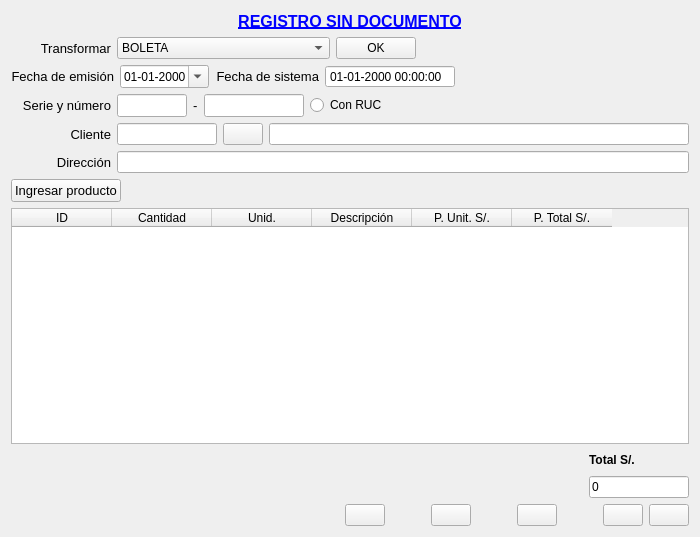
This is Venta/ventaregistrosindoc.ui in radtek/manager as Qt 5 draws it before an edit. The edited form follows.
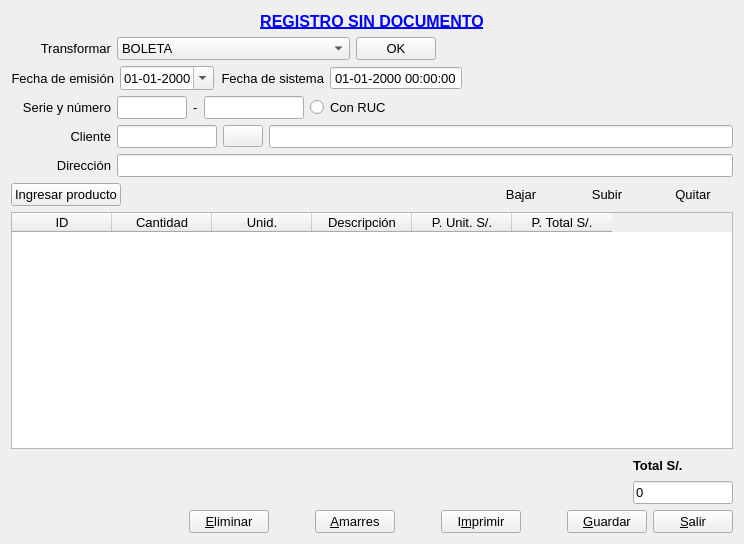
This is the edited form. Icons and pictures are not drawn.

The edit to the form file:
```diff
--- a/Venta/ventaregistrosindoc.ui
+++ b/Venta/ventaregistrosindoc.ui
@@ -6,8 +6,8 @@
    <rect>
     <x>0</x>
     <y>0</y>
-    <width>700</width>
-    <height>537</height>
+    <width>744</width>
+    <height>544</height>
    </rect>
   </property>
   <property name="minimumSize">
@@ -102,6 +102,11 @@
      </item>
      <item>
       <widget class="QComboBox" name="comboBox_transformar">
+       <property name="font">
+        <font>
+         <pointsize>10</pointsize>
+        </font>
+       </property>
        <property name="currentIndex">
         <number>0</number>
        </property>
@@ -127,6 +132,11 @@
      </item>
      <item>
       <widget class="QPushButton" name="pushButton_transformar">
+       <property name="font">
+        <font>
+         <pointsize>10</pointsize>
+        </font>
+       </property>
        <property name="text">
         <string>OK</string>
        </property>
@@ -172,6 +182,11 @@
      </item>
      <item>
       <widget class="QDateEdit" name="dateEdit_emision">
+       <property name="font">
+        <font>
+         <pointsize>10</pointsize>
+        </font>
+       </property>
        <property name="displayFormat">
         <string>dd-MM-yyyy</string>
        </property>
@@ -215,6 +230,11 @@
          <height>0</height>
         </size>
        </property>
+       <property name="font">
+        <font>
+         <pointsize>10</pointsize>
+        </font>
+       </property>
        <property name="readOnly">
         <bool>true</bool>
        </property>
@@ -324,6 +344,11 @@
      </item>
      <item>
       <widget class="QRadioButton" name="radioButton_tipo">
+       <property name="font">
+        <font>
+         <pointsize>10</pointsize>
+        </font>
+       </property>
        <property name="text">
         <string>Con RUC</string>
        </property>
@@ -387,6 +412,11 @@
          <height>16777215</height>
         </size>
        </property>
+       <property name="font">
+        <font>
+         <pointsize>10</pointsize>
+        </font>
+       </property>
        <property name="readOnly">
         <bool>false</bool>
        </property>
@@ -407,7 +437,13 @@
       </widget>
      </item>
      <item>
-      <widget class="QLineEdit" name="lineEdit_nombre"/>
+      <widget class="QLineEdit" name="lineEdit_nombre">
+       <property name="font">
+        <font>
+         <pointsize>10</pointsize>
+        </font>
+       </property>
+      </widget>
      </item>
     </layout>
    </item>
@@ -435,7 +471,13 @@
       </widget>
      </item>
      <item>
-      <widget class="QLineEdit" name="lineEdit_direccion"/>
+      <widget class="QLineEdit" name="lineEdit_direccion">
+       <property name="font">
+        <font>
+         <pointsize>10</pointsize>
+        </font>
+       </property>
+      </widget>
      </item>
     </layout>
    </item>
@@ -481,8 +523,13 @@
      </item>
      <item>
       <widget class="QPushButton" name="pushButton_down">
+       <property name="font">
+        <font>
+         <pointsize>10</pointsize>
+        </font>
+       </property>
        <property name="text">
-        <string/>
+        <string>Bajar</string>
        </property>
        <property name="icon">
         <iconset resource="../ManagerSystem/Iconos.qrc">
@@ -495,8 +542,13 @@
      </item>
      <item>
       <widget class="QPushButton" name="pushButton_up">
+       <property name="font">
+        <font>
+         <pointsize>10</pointsize>
+        </font>
+       </property>
        <property name="text">
-        <string/>
+        <string>Subir</string>
        </property>
        <property name="icon">
         <iconset resource="../ManagerSystem/Iconos.qrc">
@@ -509,8 +561,13 @@
      </item>
      <item>
       <widget class="QPushButton" name="pushButton_borrar">
+       <property name="font">
+        <font>
+         <pointsize>10</pointsize>
+        </font>
+       </property>
        <property name="text">
-        <string/>
+        <string>Quitar</string>
        </property>
        <property name="icon">
         <iconset resource="../ManagerSystem/Iconos.qrc">
@@ -525,6 +582,11 @@
    </item>
    <item>
     <widget class="QTableWidget" name="tableWidget">
+     <property name="font">
+      <font>
+       <pointsize>10</pointsize>
+      </font>
+     </property>
      <attribute name="horizontalHeaderDefaultSectionSize">
       <number>100</number>
      </attribute>
@@ -594,6 +656,7 @@
        </property>
        <property name="font">
         <font>
+         <pointsize>10</pointsize>
          <weight>75</weight>
          <bold>true</bold>
         </font>
@@ -633,6 +696,11 @@
          <height>16777215</height>
         </size>
        </property>
+       <property name="font">
+        <font>
+         <pointsize>10</pointsize>
+        </font>
+       </property>
        <property name="text">
         <string>0</string>
        </property>
@@ -660,8 +728,13 @@
      </item>
      <item>
       <widget class="QPushButton" name="pushButton_eliminar">
+       <property name="font">
+        <font>
+         <pointsize>10</pointsize>
+        </font>
+       </property>
        <property name="text">
-        <string/>
+        <string>&amp;Eliminar</string>
        </property>
        <property name="icon">
         <iconset resource="../ManagerSystem/Iconos.qrc">
@@ -693,8 +766,13 @@
      </item>
      <item>
       <widget class="QPushButton" name="pushButton_amarres">
+       <property name="font">
+        <font>
+         <pointsize>10</pointsize>
+        </font>
+       </property>
        <property name="text">
-        <string/>
+        <string>&amp;Amarres</string>
        </property>
        <property name="icon">
         <iconset resource="../ManagerSystem/Iconos.qrc">
@@ -726,8 +804,13 @@
      </item>
      <item>
       <widget class="QPushButton" name="pushButton_imprimir">
+       <property name="font">
+        <font>
+         <pointsize>10</pointsize>
+        </font>
+       </property>
        <property name="text">
-        <string/>
+        <string>I&amp;mprimir</string>
        </property>
        <property name="icon">
         <iconset resource="../ManagerSystem/Iconos.qrc">
@@ -759,8 +842,13 @@
      </item>
      <item>
       <widget class="QPushButton" name="pushButton_guardar">
+       <property name="font">
+        <font>
+         <pointsize>10</pointsize>
+        </font>
+       </property>
        <property name="text">
-        <string/>
+        <string>&amp;Guardar</string>
        </property>
        <property name="icon">
         <iconset resource="../ManagerSystem/Iconos.qrc">
@@ -776,8 +864,13 @@
      </item>
      <item>
       <widget class="QPushButton" name="pushButton_salir">
+       <property name="font">
+        <font>
+         <pointsize>10</pointsize>
+        </font>
+       </property>
        <property name="text">
-        <string/>
+        <string>&amp;Salir</string>
        </property>
        <property name="icon">
         <iconset resource="../ManagerSystem/Iconos.qrc">
```
Left out of the diff: 9 changed lines with no effect on the pictures.
